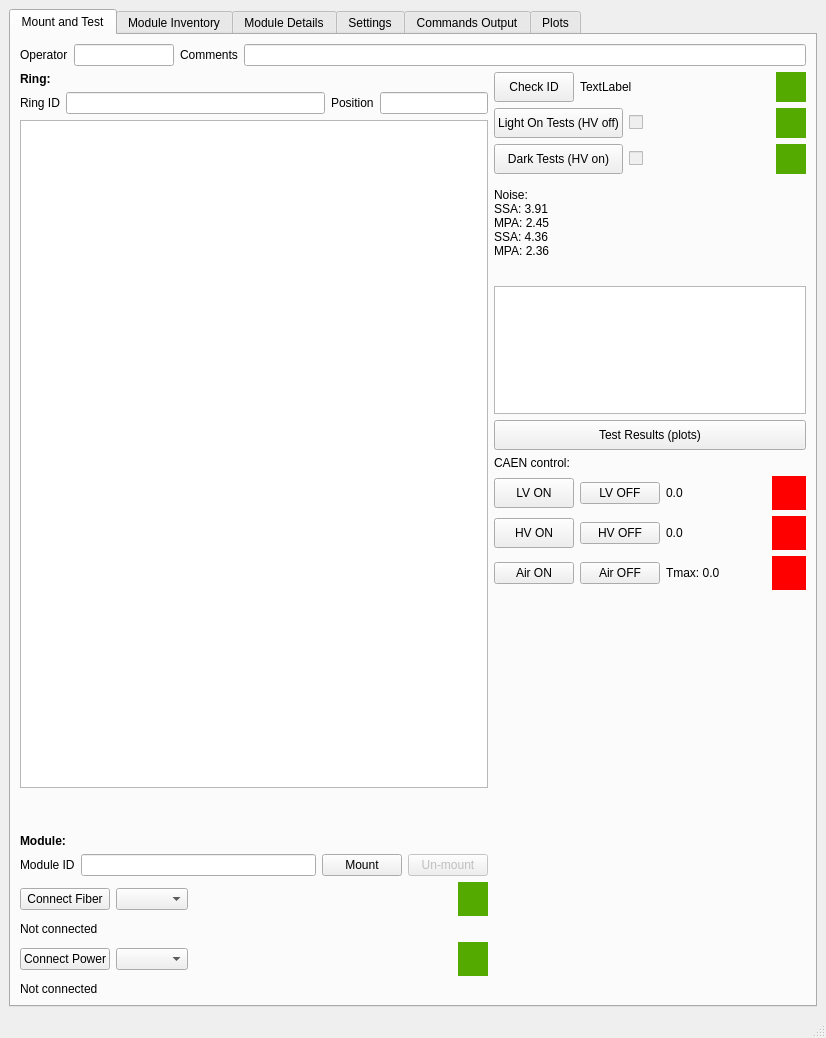
Old version of the form ui/integration.ui in the repository pisaoutertracker/integration_tools.
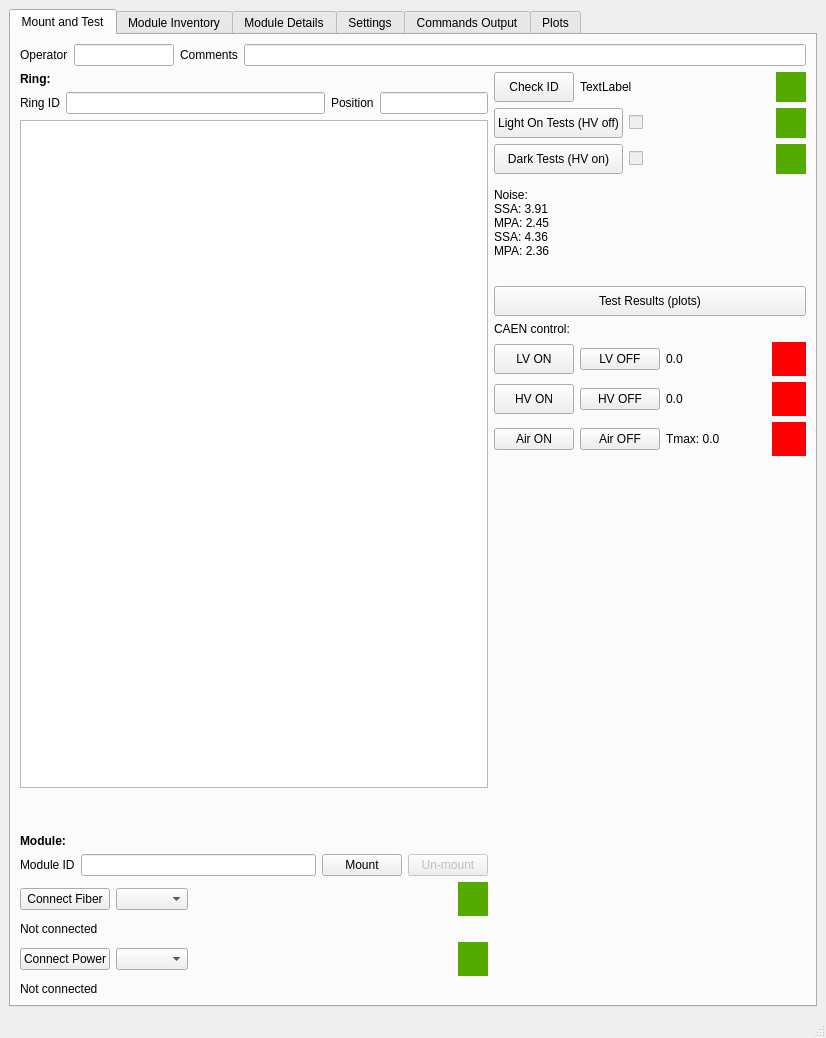
New version of the form.

Commit message: add cancel button

The edit to the form file:
```diff
--- a/ui/integration.ui
+++ b/ui/integration.ui
@@ -479,9 +479,6 @@
                 </property>
                </widget>
               </item>
-              <item>
-               <widget class="QTextEdit" name="textEdit"/>
-              </item>
               <item>
                <widget class="QPushButton" name="pushButton">
                 <property name="minimumSize">
```
The commit also changes 2 other files.
